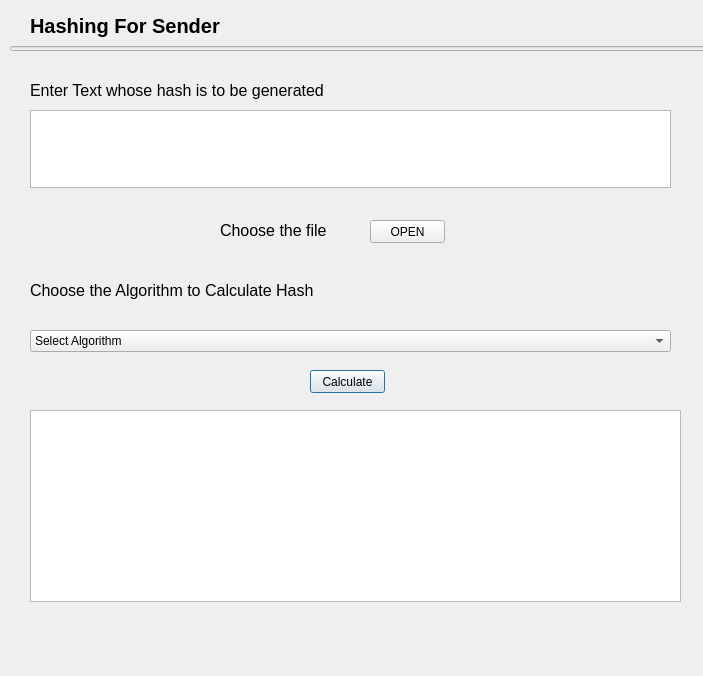
Qt form Security_Project/hashing_sender.ui (Surya-Pushpa/Mini_Security_Toolkit) before a commit.
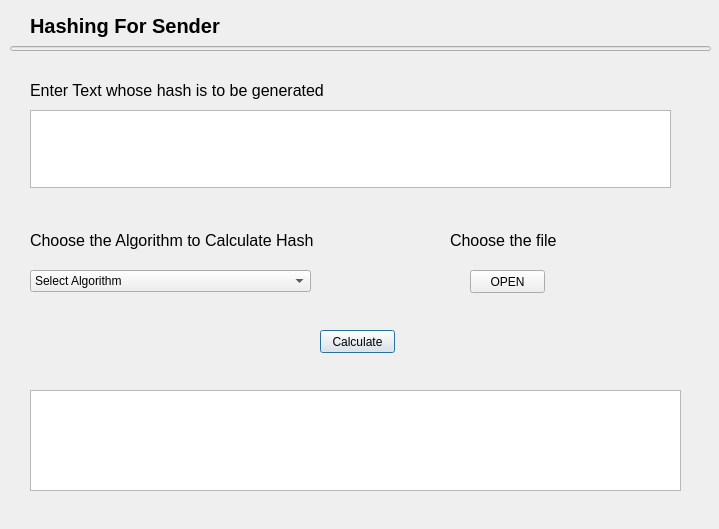
The same form after that commit.

Commit message: Implemented all common Hashing Algorithms Implemented Hashing_receiver and Hashing_sender modules

```diff
--- a/Security_Project/hashing_sender.ui
+++ b/Security_Project/hashing_sender.ui
@@ -6,8 +6,8 @@
    <rect>
     <x>0</x>
     <y>0</y>
-    <width>703</width>
-    <height>676</height>
+    <width>719</width>
+    <height>529</height>
    </rect>
   </property>
   <property name="windowTitle">
@@ -16,8 +16,8 @@
   <widget class="QPushButton" name="sender">
    <property name="geometry">
     <rect>
-     <x>310</x>
-     <y>370</y>
+     <x>320</x>
+     <y>330</y>
      <width>75</width>
      <height>23</height>
     </rect>
@@ -30,9 +30,9 @@
    <property name="geometry">
     <rect>
      <x>30</x>
-     <y>410</y>
+     <y>390</y>
      <width>651</width>
-     <height>192</height>
+     <height>101</height>
     </rect>
    </property>
   </widget>
@@ -40,8 +40,8 @@
    <property name="geometry">
     <rect>
      <x>30</x>
-     <y>330</y>
-     <width>641</width>
+     <y>270</y>
+     <width>281</width>
      <height>22</height>
     </rect>
    </property>
@@ -115,7 +115,7 @@
    <property name="geometry">
     <rect>
      <x>30</x>
-     <y>280</y>
+     <y>230</y>
      <width>341</width>
      <height>21</height>
     </rect>
@@ -152,8 +152,8 @@
   <widget class="QLabel" name="label_3">
    <property name="geometry">
     <rect>
-     <x>220</x>
-     <y>220</y>
+     <x>450</x>
+     <y>230</y>
      <width>121</width>
      <height>21</height>
     </rect>
@@ -172,8 +172,8 @@
   <widget class="QPushButton" name="pushButton">
    <property name="geometry">
     <rect>
-     <x>370</x>
-     <y>220</y>
+     <x>470</x>
+     <y>270</y>
      <width>75</width>
      <height>23</height>
     </rect>
@@ -181,6 +181,12 @@
    <property name="text">
     <string>OPEN</string>
    </property>
+   <property name="default">
+    <bool>false</bool>
+   </property>
+   <property name="flat">
+    <bool>false</bool>
+   </property>
   </widget>
  </widget>
  <resources/>
```
Left out of the diff: 20 changed lines with no effect on the pictures. The commit also changes 19 other files.
